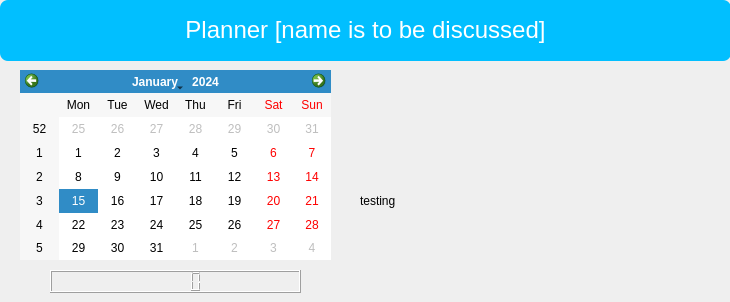
First picture: the form in main.ui, repository KennBe/S.E-project, before the edit.
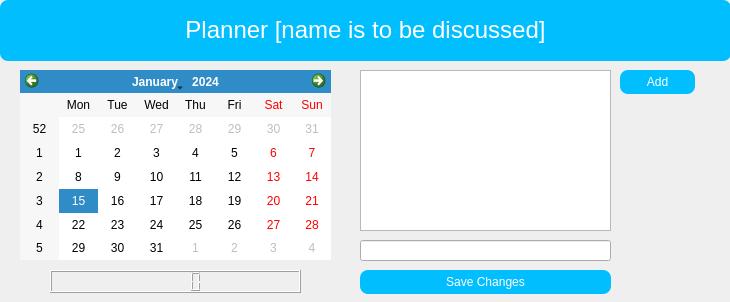
Second picture: the form after the edit. The open tabs and pages were chosen to show the change.

Commit message: working to do list

What changed in the file:
```diff
--- a/main.ui
+++ b/main.ui
@@ -136,17 +136,63 @@
     </widget>
    </widget>
    <widget class="QWidget" name="ToDoPage">
-    <widget class="QLabel" name="label_2">
+    <widget class="QListWidget" name="tasksWidget">
      <property name="geometry">
       <rect>
        <x>30</x>
-       <y>30</y>
-       <width>311</width>
-       <height>221</height>
+       <y>10</y>
+       <width>251</width>
+       <height>161</height>
       </rect>
      </property>
+    </widget>
+    <widget class="QPushButton" name="addBtn1">
+     <property name="geometry">
+      <rect>
+       <x>290</x>
+       <y>10</y>
+       <width>75</width>
+       <height>24</height>
+      </rect>
+     </property>
+     <property name="styleSheet">
+      <string notr="true">background : #01BFFF;
+border-radius : 8px;
+color:white;</string>
+     </property>
      <property name="text">
-      <string>testing</string>
+      <string>Add</string>
+     </property>
+    </widget>
+    <widget class="QLineEdit" name="taskLineEdit">
+     <property name="geometry">
+      <rect>
+       <x>30</x>
+       <y>180</y>
+       <width>251</width>
+       <height>21</height>
+      </rect>
+     </property>
+     <property name="styleSheet">
+      <string notr="true">font:12pt;</string>
+     </property>
+    </widget>
+    <widget class="QPushButton" name="saveBtn">
+     <property name="geometry">
+      <rect>
+       <x>30</x>
+       <y>210</y>
+       <width>251</width>
+       <height>24</height>
+      </rect>
+     </property>
+     <property name="styleSheet">
+      <string notr="true">background : #01BFFF;
+border-radius : 8px;
+color:white;</string>
+     </property>
+     <property name="text">
+      <string>Save Changes</string>
      </property>
     </widget>
    </widget>
```
Left out of the diff: 2 changed lines with no effect on the pictures. The commit also changes 2 other files.
